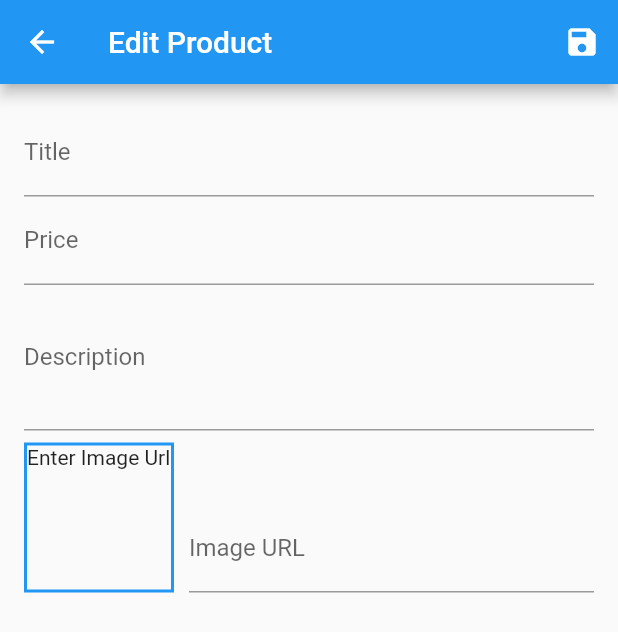
After one commit to kirwa-KO/learn-flutter, a Flutter app: the EditProductScreen screen opened by its route, on a phone screen of 412 x 824 dp. The commit adds this screen. Shown: the top 632 px of the screen. Run offline on Flutter 3.47's test engine with Material 2 defaults, Android fonts, the phone set to English and light mode, and no system bars; network calls fail.

Commit message:
add user input form to edit product

```diff
--- /dev/null
+++ b/lib/screens/EditProductScreen.dart
@@ -0,0 +1,163 @@
+import "package:flutter/material.dart";
+import 'package:flutter_complete_guide/providers/Product.dart';
+
+class EditProductScreen extends StatefulWidget {
+  static const routeName = "/edit-product";
+  @override
+  State<EditProductScreen> createState() => _EditProductScreenState();
+}
+
+class _EditProductScreenState extends State<EditProductScreen> {
+  final _priceFocusNode = FocusNode();
+  final _descriptionFocusNode = FocusNode();
+  final _imageURLController = TextEditingController();
+  final _imageUrlFocusNode = FocusNode();
+  final _formKey = GlobalKey<FormState>();
+  Product editedProduct = Product(
+      id: null, title: null, description: null, price: null, imageUrl: null);
+
+  void initState() {
+    _imageUrlFocusNode.addListener(_updateImageUrl);
+    super.initState();
+  }
+
+  @override
+  void dispose() {
+    _imageURLController.removeListener(_updateImageUrl);
+    _priceFocusNode.dispose();
+    _descriptionFocusNode.dispose();
+    _imageURLController.dispose();
+    _imageUrlFocusNode.dispose();
+    super.dispose();
+  }
+
+  void _updateImageUrl() {
+    if (!_imageUrlFocusNode.hasFocus) {
+      setState(() {});
+    }
+  }
+
+  void _saveForm() {
+    _formKey.currentState.save();
+    print(editedProduct.title);
+    print(editedProduct.price);
+    print(editedProduct.description);
+    print(editedProduct.imageUrl);
+  }
+
+  @override
+  Widget build(BuildContext context) {
+    return Scaffold(
+      appBar: AppBar(
+        title: Text("Edit Product"),
+        actions: [
+          IconButton(
+            onPressed: _saveForm,
+            icon: Icon(Icons.save),
+          )
+        ],
+      ),
+      body: Padding(
+        padding: const EdgeInsets.all(16.0),
+        child: Form(
+          key: _formKey,
+          child: ListView(
+            children: [
+              TextFormField(
+                decoration: InputDecoration(labelText: "Title"),
+                textInputAction: TextInputAction.next,
+                onFieldSubmitted: (_) {
+                  FocusScope.of(context).requestFocus(_priceFocusNode);
+                },
+                onSaved: (val) {
+                  editedProduct = Product(
+                      id: DateTime.now().toString(),
+                      title: val,
+                      description: editedProduct.description,
+                      price: editedProduct.price,
+                      imageUrl: editedProduct.imageUrl);
+                },
+              ),
+              TextFormField(
+                decoration: InputDecoration(labelText: "Price"),
+                textInputAction: TextInputAction.next,
+                keyboardType: TextInputType.number,
+                focusNode: _priceFocusNode,
+                onFieldSubmitted: (_) {
+                  FocusScope.of(context).requestFocus(_descriptionFocusNode);
+                },
+                onSaved: (val) {
+                  editedProduct = Product(
+                      id: DateTime.now().toString(),
+                      title: editedProduct.title,
+                      description: editedProduct.description,
+                      price: double.parse(val),
+                      imageUrl: editedProduct.imageUrl);
+                },
+              ),
+              TextFormField(
+                decoration: InputDecoration(labelText: "Description"),
+                maxLines: 3,
+                textInputAction: TextInputAction.next,
+                keyboardType: TextInputType.multiline,
+                focusNode: _descriptionFocusNode,
+                onSaved: (val) {
+                  editedProduct = Product(
+                      id: DateTime.now().toString(),
+                      title: editedProduct.title,
+                      description: val,
+                      price: editedProduct.price,
+                      imageUrl: editedProduct.imageUrl);
+                },
+              ),
+              Row(
+                crossAxisAlignment: CrossAxisAlignment.end,
+                children: [
+                  Container(
+                    height: 100,
+                    width: 100,
+                    margin: EdgeInsets.only(
+                      top: 8,
+                      right: 10,
+                    ),
+                    decoration: BoxDecoration(
+                        border: Border.all(
+                            color: Theme.of(context).primaryColor, width: 2)),
+                    child: _imageURLController.text.isEmpty
+                        ? Text("Enter Image Url")
+                        : FittedBox(
+                            child: Image.network(_imageURLController.text),
+                            fit: BoxFit.cover,
+                          ),
+                  ),
+                  Expanded(
+                    child: TextFormField(
+                      decoration: InputDecoration(
+                        labelText: "Image URL",
+                      ),
+                      focusNode: _imageUrlFocusNode,
+                      keyboardType: TextInputType.url,
+                      textInputAction: TextInputAction.done,
+                      controller: _imageURLController,
+                      onEditingComplete: () {
+                        setState(() {});
+                      },
+                      onSaved: (val) {
+                        editedProduct = Product(
+                            id: DateTime.now().toString(),
+                            title: editedProduct.title,
+                            description: editedProduct.description,
+                            price: editedProduct.price,
+                            imageUrl: val);
+                      },
+                    ),
+                  )
+                ],
+              ),
+            ],
+          ),
+        ),
+      ),
+    );
+  }
+}
--- a/lib/widgets/AppDrawer.dart
+++ b/lib/widgets/AppDrawer.dart
@@ -1,5 +1,6 @@
 import "package:flutter/material.dart";
 import 'package:flutter_complete_guide/screens/OrderScreen.dart';
+import 'package:flutter_complete_guide/screens/UserProductScreen.dart';
 
 class AppDrawer extends StatelessWidget {
   @override
@@ -26,6 +27,15 @@ class AppDrawer extends StatelessWidget {
             Navigator.of(context).pushReplacementNamed(OrderScreen.routeName);
           },
         ),
+        Divider(),
+        ListTile(
+          leading: Icon(Icons.edit),
+          title: Text("Manage Products"),
+          onTap: () {
+            Navigator.of(context)
+                .pushReplacementNamed(UserProductScreen.routeName);
+          },
+        ),
       ]),
     );
   }
```
Also changed, not shown: lib/data/dummy_data.dart (deleted, +0 -408 lines), lib/main.dart (+7 -3 lines), lib/screens/UserProductScreen.dart (added, +36 -0 lines), lib/widgets/UserProductItem.dart (added, +36 -0 lines).
